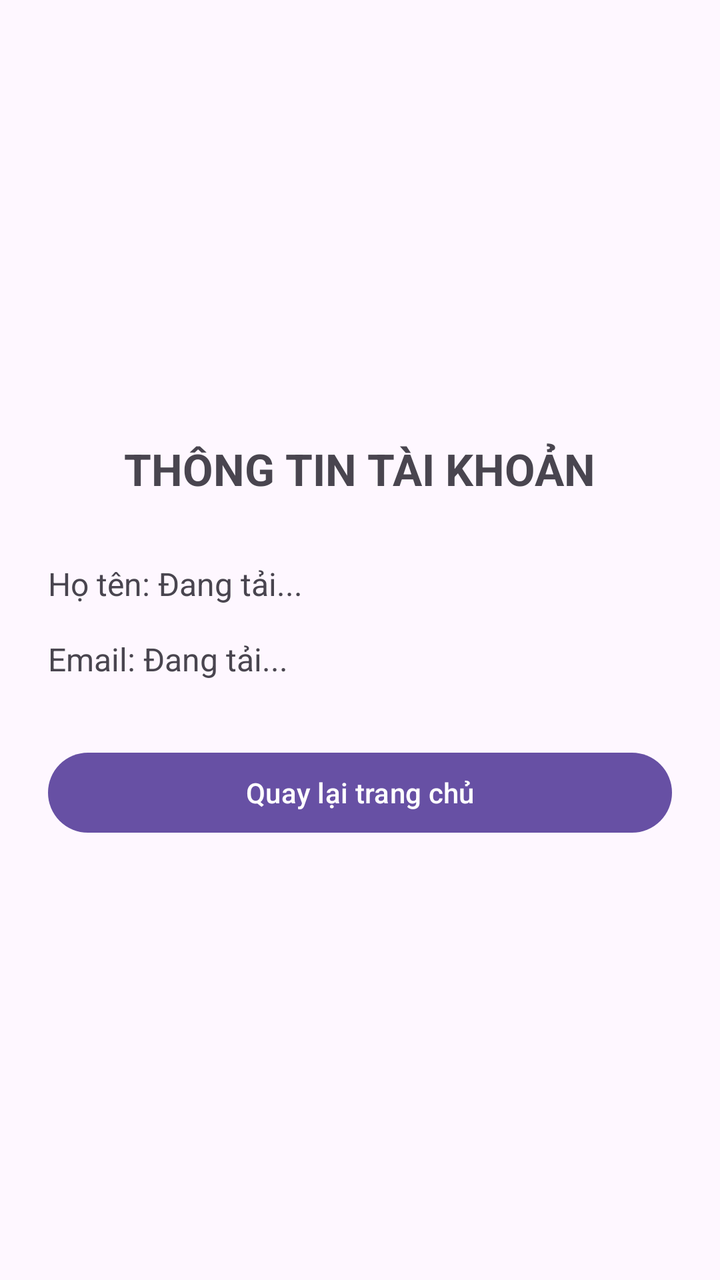
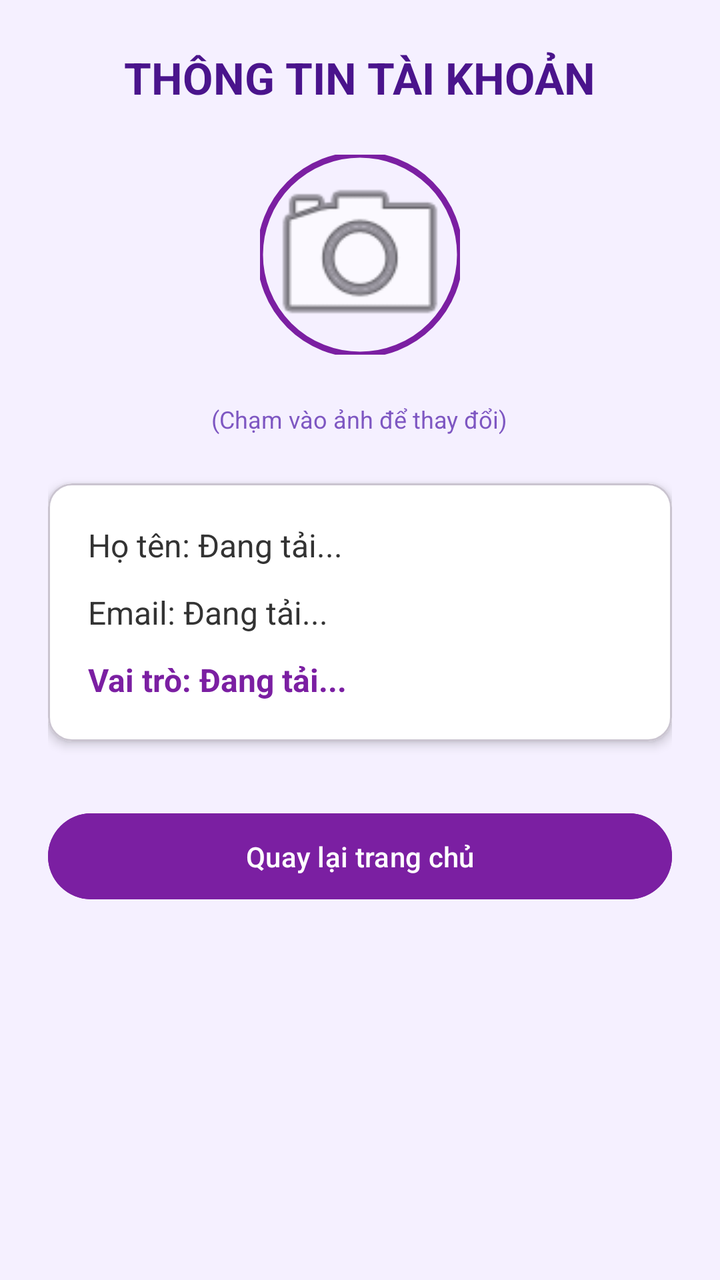

Two renders of the same Android screen: before a commit and after it. Below are the layout's source before the change and the commit's diff.
<!-- AndroidManifest.xml: application theme Theme.Crowdfunding -->
<!-- res/layout/activity_user_profile.xml -->
<?xml version="1.0" encoding="utf-8"?>
<LinearLayout xmlns:android="http://schemas.android.com/apk/res/android"
    android:layout_width="match_parent"
    android:layout_height="match_parent"
    android:orientation="vertical"
    android:gravity="center"
    android:padding="24dp">

    <TextView
        android:layout_width="wrap_content"
        android:layout_height="wrap_content"
        android:text="THÔNG TIN TÀI KHOẢN"
        android:textSize="22sp"
        android:textStyle="bold"
        android:layout_marginBottom="32dp"/>

    <TextView
        android:id="@+id/tvName"
        android:layout_width="match_parent"
        android:layout_height="wrap_content"
        android:text="Họ tên: Đang tải..."
        android:textSize="16sp"
        android:layout_marginBottom="16dp"/>

    <TextView
        android:id="@+id/tvEmail"
        android:layout_width="match_parent"
        android:layout_height="wrap_content"
        android:text="Email: Đang tải..."
        android:textSize="16sp"
        android:layout_marginBottom="32dp"/>

    <Button
        android:id="@+id/btnBack"
        android:layout_width="match_parent"
        android:layout_height="wrap_content"
        android:text="Quay lại trang chủ"/>

</LinearLayout>
<!-- resources referenced by this layout -->
<resources>
  <style name="Theme.Crowdfunding" parent="Base.Theme.Crowdfunding" />
  <style name="Base.Theme.Crowdfunding" parent="Theme.Material3.DayNight.NoActionBar">
          
          
      </style>
</resources>

<!-- the commit's change to res/layout/activity_user_profile.xml (unified diff, before → after) -->
@@ -1,39 +1,98 @@
 <?xml version="1.0" encoding="utf-8"?>
 <LinearLayout xmlns:android="http://schemas.android.com/apk/res/android"
+    xmlns:app="http://schemas.android.com/apk/res-auto"
     android:layout_width="match_parent"
     android:layout_height="match_parent"
     android:orientation="vertical"
-    android:gravity="center"
-    android:padding="24dp">
+    android:gravity="center_horizontal"
+    android:padding="24dp"
+    android:background="#F5F0FF">
 
+    
     <TextView
         android:layout_width="wrap_content"
         android:layout_height="wrap_content"
         android:text="THÔNG TIN TÀI KHOẢN"
         android:textSize="22sp"
         android:textStyle="bold"
-        android:layout_marginBottom="32dp"/>
+        android:textColor="#4A148C"
+        android:layout_marginBottom="24dp"/>
+
+    
+    <com.google.android.material.imageview.ShapeableImageView
+        android:id="@+id/ivAvatar"
+        android:layout_width="100dp"
+        android:layout_height="100dp"
+        android:layout_marginBottom="24dp"
+        android:clickable="true"
+        android:focusable="true"
+        android:scaleType="centerCrop"
+        android:src="@android:drawable/ic_menu_camera"
+        app:shapeAppearanceOverlay="@style/ShapeAppearance.Material3.Corner.Full"
+        app:strokeColor="#7B1FA2"
+        app:strokeWidth="3dp" />
 
     <TextView
-        android:id="@+id/tvName"
+        android:layout_width="wrap_content"
+        android:layout_height="wrap_content"
+        android:text="(Chạm vào ảnh để thay đổi)"
+        android:textSize="12sp"
+        android:textColor="#7E57C2"
+        android:layout_marginBottom="24dp"/>
+
+    
+    <com.google.android.material.card.MaterialCardView
         android:layout_width="match_parent"
         android:layout_height="wrap_content"
-        android:text="Họ tên: Đang tải..."
-        android:textSize="16sp"
-        android:layout_marginBottom="16dp"/>
+        app:cardCornerRadius="12dp"
+        app:cardElevation="3dp"
+        app:cardBackgroundColor="#FFFFFF"
+        android:layout_marginBottom="32dp">
 
-    <TextView
-        android:id="@+id/tvEmail"
-        android:layout_width="match_parent"
-        android:layout_height="wrap_content"
-        android:text="Email: Đang tải..."
-        android:textSize="16sp"
-        android:layout_marginBottom="32dp"/>
+        <LinearLayout
+            android:layout_width="match_parent"
+            android:layout_height="wrap_content"
+            android:orientation="vertical"
+            android:padding="20dp">
 
+            <TextView
+                android:id="@+id/tvName"
+                android:layout_width="match_parent"
+                android:layout_height="wrap_content"
+                android:text="Họ tên: Đang tải..."
+                android:textSize="16sp"
+                android:textColor="#333333"
+                android:layout_marginBottom="12dp"/>
+
+            <TextView
+                android:id="@+id/tvEmail"
+                android:layout_width="match_parent"
+                android:layout_height="wrap_content"
+                android:text="Email: Đang tải..."
+                android:textSize="16sp"
+                android:textColor="#333333"
+                android:layout_marginBottom="12dp"/>
+
+            <TextView
+                android:id="@+id/tvRole"
+                android:layout_width="match_parent"
+                android:layout_height="wrap_content"
+                android:text="Vai trò: Đang tải..."
+                android:textSize="16sp"
+                android:textColor="#7B1FA2"
+                android:textStyle="bold"/>
+
+        </LinearLayout>
+    </com.google.android.material.card.MaterialCardView>
+
+    
     <Button
         android:id="@+id/btnBack"
         android:layout_width="match_parent"
         android:layout_height="wrap_content"
-        android:text="Quay lại trang chủ"/>
+        android:backgroundTint="#7B1FA2"
+        android:text="Quay lại trang chủ"
+        android:textColor="#FFFFFF"
+        android:padding="12dp"/>
 
 </LinearLayout>
